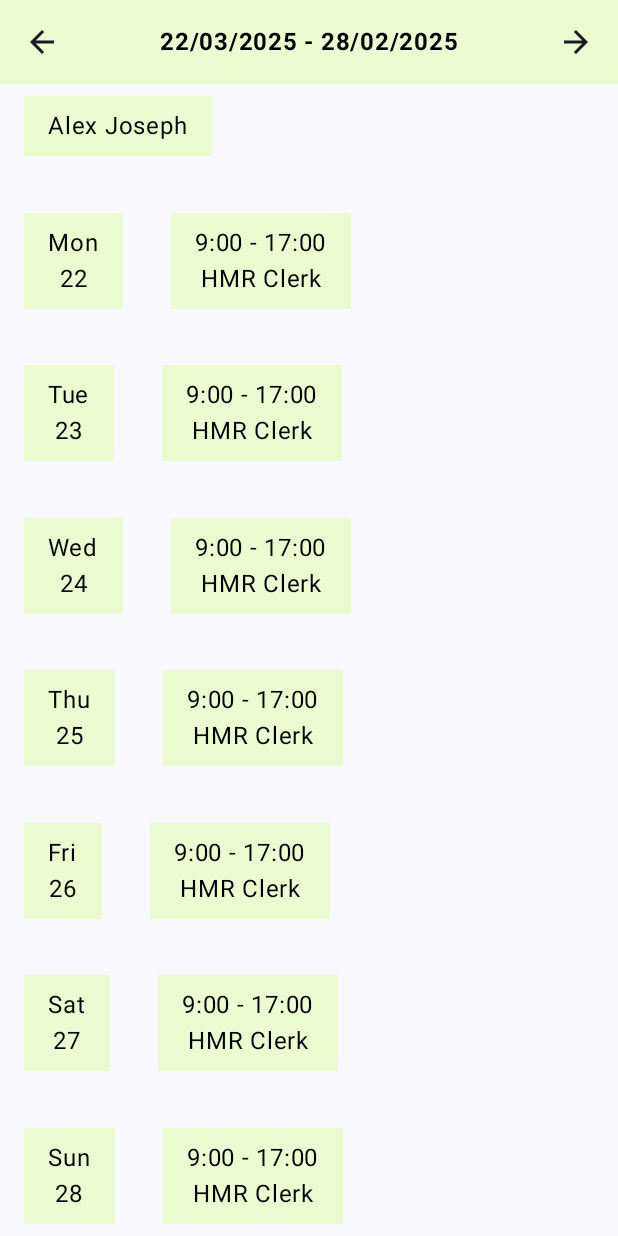
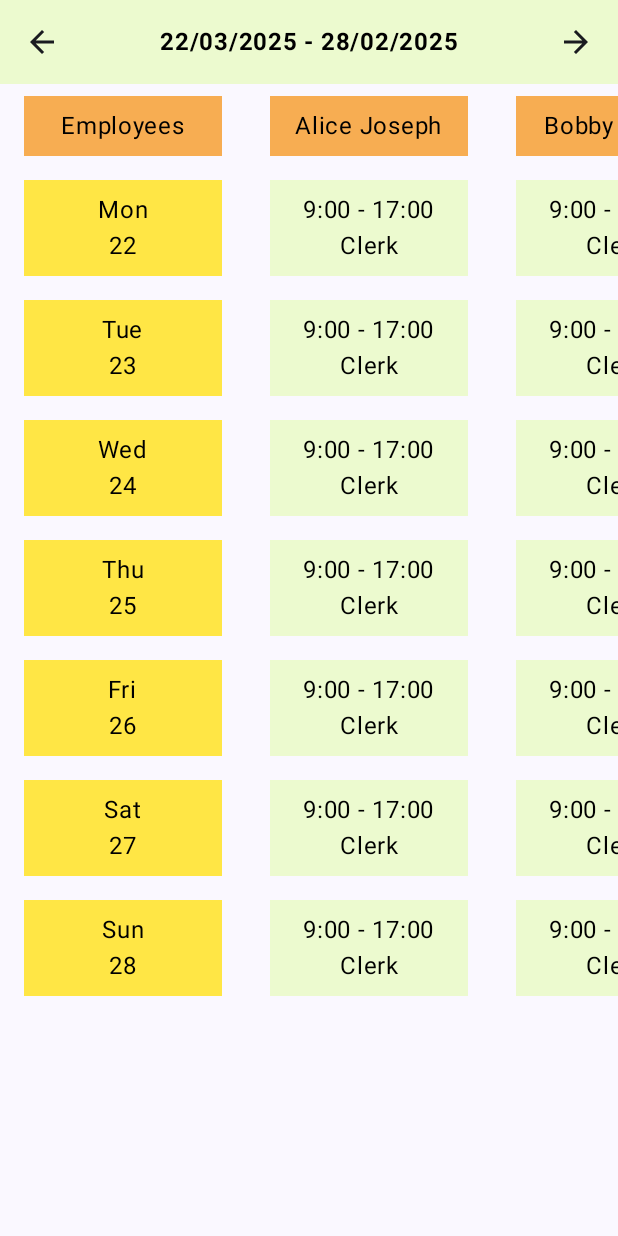
Before and after one commit to alexjosf/mywork, an Android app built with Jetpack Compose: the @Preview function GreetingPreview, on a phone screen of 412 x 824 dp. Run offline under Robolectric (Android 15) with nearby library versions, the phone set to English and light mode, and no system bars.

Commit message:
Schedule table completed. Need alignment and rest of styling.

```diff
--- a/app/src/main/java/com/example/mywork/MainActivity.kt
+++ b/app/src/main/java/com/example/mywork/MainActivity.kt
@@ -16,8 +16,12 @@ import androidx.compose.foundation.layout.height
 import androidx.compose.foundation.layout.navigationBarsPadding
 import androidx.compose.foundation.layout.padding
 import androidx.compose.foundation.layout.size
+import androidx.compose.foundation.layout.width
 import androidx.compose.foundation.layout.wrapContentSize
 import androidx.compose.foundation.lazy.LazyColumn
+import androidx.compose.foundation.lazy.grid.GridCells
+import androidx.compose.foundation.lazy.grid.GridItemSpan
+import androidx.compose.foundation.lazy.grid.LazyHorizontalGrid
 import androidx.compose.foundation.shape.CircleShape
 import androidx.compose.foundation.shape.RoundedCornerShape
 import androidx.compose.material.icons.Icons
@@ -100,8 +104,8 @@ fun Greeting() {
             }
         }) { paddingValues ->
         when (selectedItem) {
-            0 -> HomeScreen(Modifier.padding(paddingValues))
-            1 -> ScheduleScreen(Modifier.padding(paddingValues))
+            1 -> HomeScreen(Modifier.padding(paddingValues))
+            0 -> ScheduleScreen(Modifier.padding(paddingValues))
             2 -> AccountScreen(Modifier.padding(paddingValues))
         }
     }
@@ -238,64 +242,80 @@ fun ScheduleScreen(modifier: Modifier) {
                 Icons.AutoMirrored.Filled.ArrowForward, contentDescription = "Next Week"
             )
         }
-        Column (
+        Column(
             modifier = Modifier
                 .fillMaxSize(),
-            horizontalAlignment = Alignment.Start,
-            verticalArrangement = Arrangement.SpaceBetween
+            horizontalAlignment = Alignment.CenterHorizontally,
+            verticalArrangement = Arrangement.Center
         ) {
-
-            NameCard("Alex Joseph")
-            ShiftView("9:00 - 17:00", "HMR Clerk", "Mon", "22")
-            ShiftView("9:00 - 17:00", "HMR Clerk", "Tue", "23")
-            ShiftView("9:00 - 17:00", "HMR Clerk", "Wed", "24")
-            ShiftView("9:00 - 17:00", "HMR Clerk", "Thu", "25")
-            ShiftView("9:00 - 17:00", "HMR Clerk", "Fri", "26")
-            ShiftView("9:00 - 17:00", "HMR Clerk", "Sat", "27")
-            ShiftView("9:00 - 17:00", "HMR Clerk", "Sun", "28")
+            AdaptiveGrid()
         }
     }
 }
 
 @Composable
-fun ShiftView(time: String, position: String, day: String, date: String){
+fun AdaptiveGrid() {
+    val data: List<List<String>> = listOf(
+        listOf("Alice Joseph", "9:00 - 17:00", "9:00 - 17:00", "9:00 - 17:00", "9:00 - 17:00", "9:00 - 17:00", "9:00 - 17:00", "9:00 - 17:00"),
+        listOf("Bobby Chem", "9:00 - 17:00", "9:00 - 17:00", "9:00 - 17:00", "9:00 - 17:00", "9:00 - 17:00", "9:00 - 17:00", "9:00 - 17:00"),
+        listOf("Charlie Puth", "9:00 - 17:00", "9:00 - 17:00", "9:00 - 17:00", "9:00 - 17:00", "9:00 - 17:00", "9:00 - 17:00", "9:00 - 17:00"),
+        listOf("David John", "9:00 - 17:00", "9:00 - 17:00", "9:00 - 17:00", "9:00 - 17:00", "9:00 - 17:00", "9:00 - 17:00", "9:00 - 17:00"),
+        listOf("Eve Smith", "9:00 - 17:00", "9:00 - 17:00", "9:00 - 17:00", "9:00 - 17:00", "9:00 - 17:00", "9:00 - 17:00", "9:00 - 17:00"),
+        listOf("Frank Brown", "9:00 - 17:00", "9:00 - 17:00", "9:00 - 17:00", "9:00 - 17:00", "9:00 - 17:00", "9:00 - 17:00", "9:00 - 17:00"),
+        listOf("Grace Lee", "9:00 - 17:00", "9:00 - 17:00", "9:00 - 17:00", "9:00 - 17:00", "9:00 - 17:00", "9:00 - 17:00", "9:00 - 17:00"),
+    )
+
+    LazyHorizontalGrid(
+        rows = GridCells.Fixed(8), // Columns adjust based on screen width
+        modifier = Modifier.fillMaxSize(),
+        horizontalArrangement = Arrangement.Center,
+        verticalArrangement = Arrangement.Center
+    ) {
+        item(span = { GridItemSpan(8) }) {
+            Column(
+            ) {
+                NameCard("Employees")
+                DayDateCard("Mon", "22")
+                DayDateCard("Tue", "23")
+                DayDateCard("Wed", "24")
+                DayDateCard("Thu", "25")
+                DayDateCard("Fri", "26")
+                DayDateCard("Sat", "27")
+                DayDateCard("Sun", "28")
+            }
+        }
+        item (span = { GridItemSpan(8) }){
             Row(
-        modifier = Modifier
-            .fillMaxWidth(),
-        verticalAlignment = Alignment.CenterVertically,
+            ) {
+                data.forEach { row ->
+                    Column (
                     ){
-        DayDateCard(day, date)
-        ShiftCard(time, position)
+                        row.forEach { cell ->
+                            if(row.first() == cell){
+                                NameCard(cell)
+                            }
+                            else{
+                                ShiftCard(cell, "Clerk")
+                            }
+                        }
+                    }
+                }
+            }
+        }
     }
 }
 
+
 @Composable
-fun NameCard(name: String) {
+fun ShiftCard(time: String, position: String) {
     Column(
         modifier = Modifier
             .padding(horizontal = 16.dp, vertical = 8.dp)
             .background(Color(0xFFecfacf))
-            .padding(horizontal = 16.dp, vertical = 8.dp),
+            .padding(horizontal = 16.dp, vertical = 8.dp)
+            .width(100.dp),
         horizontalAlignment = Alignment.CenterHorizontally
     ) {
-        Text(
-            name,
-            modifier = Modifier,
-            color = Color.Black,
-            fontSize = 16.sp,
-        )
-    }
-}
-
-@Composable
-fun ShiftCard(time: String, position: String){
-    Column (
-        modifier = Modifier
-            .padding(horizontal = 16.dp, vertical = 8.dp)
-            .background(Color(0xFFecfacf))
-            .padding(horizontal = 16.dp, vertical = 8.dp),
-        horizontalAlignment = Alignment.CenterHorizontally
-    ){
         Text(
             time,
             modifier = Modifier,
@@ -316,8 +336,9 @@ fun DayDateCard(day: String, date: String) {
     Column(
         modifier = Modifier
             .padding(horizontal = 16.dp, vertical = 8.dp)
-            .background(Color(0xFFecfacf))
-            .padding(horizontal = 16.dp, vertical = 8.dp),
+            .background(Color(0xFFffe645))
+            .padding(horizontal = 16.dp, vertical = 8.dp)
+            .width(100.dp),
         horizontalAlignment = Alignment.CenterHorizontally
     ) {
         Text(
@@ -334,6 +355,26 @@ fun DayDateCard(day: String, date: String) {
         )
     }
 }
+
+@Composable
+fun NameCard(name: String) {
+    Column(
+        modifier = Modifier
+            .padding(horizontal = 16.dp, vertical = 8.dp)
+            .background(Color(0xFFf7ad52))
+            .padding(horizontal = 16.dp, vertical = 8.dp)
+            .width(100.dp),
+        horizontalAlignment = Alignment.CenterHorizontally
+    ) {
+        Text(
+            name,
+            modifier = Modifier,
+            color = Color.Black,
+            fontSize = 16.sp,
+        )
+    }
+}
+
 
 @Composable
 fun AccountScreen(modifier: Modifier) {
```
Also changed, not shown: 1 other file. Lines whose indentation alone changed are shown as unchanged.
